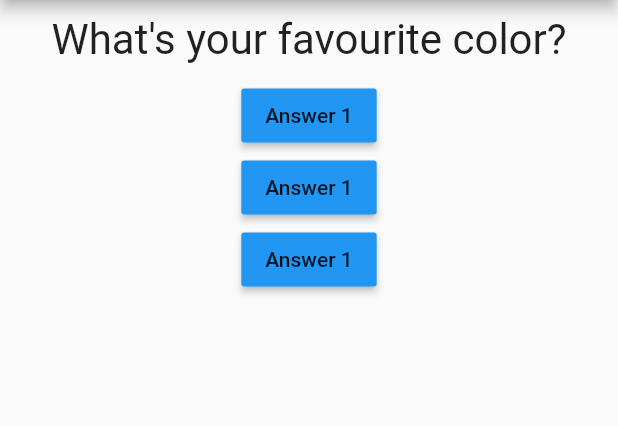
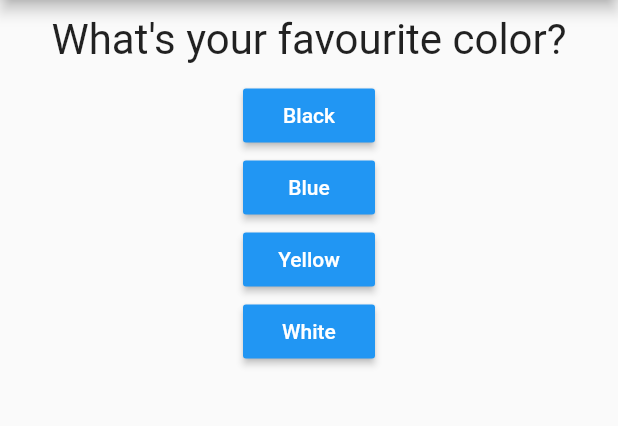
Before and after one commit to stevens34400/Flutter_IntroCourse, a Flutter app: the screen it shows after launch, on a phone screen of 412 x 824 dp, the part 84-510 px from its top. Run offline on Flutter 3.47's test engine with Material 2 defaults, Android fonts, the phone set to English and light mode, and no system bars.

Commit message:
finish my first app

```diff
--- a/ss_flutter_intro/lib/answer.dart
+++ b/ss_flutter_intro/lib/answer.dart
@@ -2,15 +2,17 @@ import 'package:flutter/material.dart';
 
 class Answer extends StatelessWidget {
   final VoidCallback selectHandler;
+  final String answerText;
 
-  Answer(this.selectHandler);
+  Answer({required this.selectHandler, required this.answerText});
 
   @override
   Widget build(BuildContext context) {
     return Container(
       // width: double.infinity,
       child: RaisedButton(
-        child: Text('Answer 1'),
+        child: Text(answerText),
+        textColor: Colors.white,
         color: Colors.blue,
         onPressed: selectHandler,
       ),
--- a/ss_flutter_intro/lib/main.dart
+++ b/ss_flutter_intro/lib/main.dart
@@ -1,22 +1,31 @@
 import 'package:flutter/material.dart';
 
-import './question.dart';
-import './answer.dart';
+import './quiz.dart';
+import './result.dart';
 
 void main() => runApp(MyApp());
 
 class MyApp extends StatefulWidget {
   @override
   State<StatefulWidget> createState() {
-    // TODO: implement createState
     return _MyAppState();
   }
 }
 
 class _MyAppState extends State<MyApp> {
   var _questionIndex = 0;
+  var _totalScore = 0;
 
-  void _answerQuestion() {
+  void _resetQuiz() {
+    setState(() {
+      _questionIndex = 0;
+      _totalScore = 0;
+    });
+  }
+
+  void _answerQuestion(int score) {
+    _totalScore += score;
+
     setState(() {
       _questionIndex = _questionIndex + 1;
     });
@@ -25,27 +34,46 @@ class _MyAppState extends State<MyApp> {
 
   @override
   Widget build(BuildContext context) {
-    var questions = [
-      'What\'s your favourite color?',
-      'What\'s your favorite animal',
+    const _questions = [
+      {
+        'questionText': 'What\'s your favourite color?',
+        'answers': [
+          {'text': 'Black', 'score': 1},
+          {'text': 'Blue', 'score': 2},
+          {'text': 'Yellow', 'score': 3},
+          {'text': 'White', 'score': 4},
+        ],
+      },
+      {
+        'questionText': 'What\'s your favourite animal?',
+        'answers': [
+          {'text': 'Dog', 'score': 1},
+          {'text': 'Cat', 'score': 2},
+          {'text': 'Rabbit', 'score': 3},
+          {'text': 'Bird', 'score': 4},
+        ],
+      },
+      {
+        'questionText': 'What\'s your gender?',
+        'answers': [
+          {'text': 'Female', 'score': 1},
+          {'text': 'Male', 'score': 1},
+        ],
+      },
     ];
 
     return MaterialApp(
       home: Scaffold(
-        appBar: AppBar(
-          title: Text('My First App'),
-        ),
-        body: Column(
-          children: [
-            Question(
-              questions[_questionIndex],
-            ),
-            Answer(_answerQuestion),
-            Answer(_answerQuestion),
-            Answer(_answerQuestion),
-          ],
-        ),
-      ),
+          appBar: AppBar(
+            title: Text('My First App'),
+          ),
+          body: _questionIndex < _questions.length
+              ? Quiz(
+                  answerQuestion: _answerQuestion,
+                  questions: _questions,
+                  questionIndex: _questionIndex,
+                )
+              : Result(_totalScore, _resetQuiz)),
     );
   }
 }
--- /dev/null
+++ b/ss_flutter_intro/lib/quiz.dart
@@ -0,0 +1,32 @@
+import 'package:flutter/material.dart';
+
+import './question.dart';
+import './answer.dart';
+
+class Quiz extends StatelessWidget {
+  final List<Map<String, Object>> questions;
+  final int questionIndex;
+  final Function answerQuestion;
+
+  Quiz(
+      {required this.questions,
+      required this.answerQuestion,
+      required this.questionIndex});
+
+  @override
+  Widget build(BuildContext context) {
+    return Column(
+      children: [
+        Question(
+          questions[questionIndex]['questionText'] as String,
+        ),
+        ...(questions[questionIndex]['answers'] as List<Map<String, Object>>)
+            .map((answer) {
+          return Answer(
+              selectHandler: () => answerQuestion(answer['score']),
+              answerText: answer['text'] as String);
+        }).toList()
+      ],
+    );
+  }
+}
```
Also changed, not shown: ss_flutter_intro/lib/result.dart (added, +40 -0 lines).
